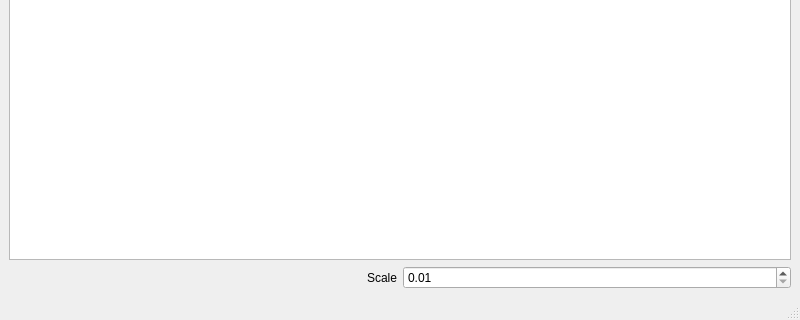
Old version of the form mainwindow.ui in the repository YellowDeer/dxfread; both pictures show x 0 to 800 and y 280 to 600 of the 800 by 600 pixel window.
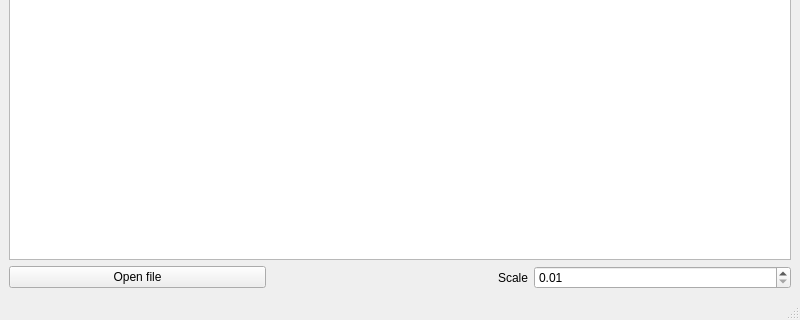
New version of the form.

Commit message: Открыте файла

Patch:
```diff
--- a/mainwindow.ui
+++ b/mainwindow.ui
@@ -16,13 +16,6 @@
   <widget class="QWidget" name="centralwidget">
    <layout class="QGridLayout" name="gridLayout">
     <item row="1" column="1">
-     <widget class="QDoubleSpinBox" name="doubleSpinBox">
-      <property name="minimum">
-       <double>0.010000000000000</double>
-      </property>
-     </widget>
-    </item>
-    <item row="1" column="0">
      <widget class="QLabel" name="label">
       <property name="layoutDirection">
        <enum>Qt::RightToLeft</enum>
@@ -35,7 +28,21 @@
       </property>
      </widget>
     </item>
-    <item row="0" column="0" colspan="2">
+    <item row="1" column="2">
+     <widget class="QDoubleSpinBox" name="doubleSpinBox">
+      <property name="minimum">
+       <double>0.010000000000000</double>
+      </property>
+     </widget>
+    </item>
+    <item row="1" column="0">
+     <widget class="QPushButton" name="pushButton">
+      <property name="text">
+       <string>Open file</string>
+      </property>
+     </widget>
+    </item>
+    <item row="0" column="0" colspan="3">
      <widget class="QGraphicsView" name="graphicsView"/>
     </item>
    </layout>
```
The commit also changes 2 other files.
